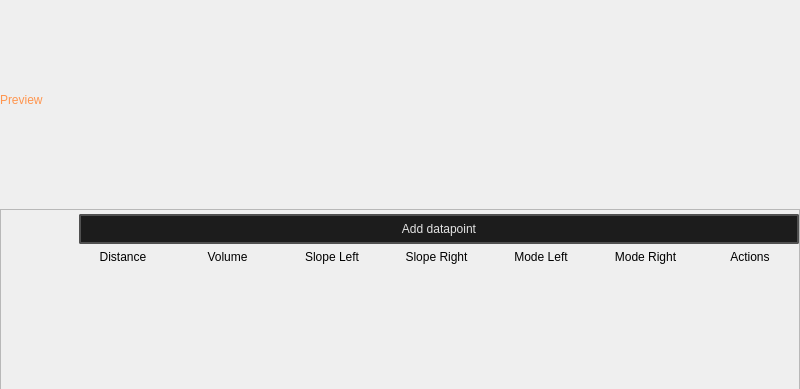
Above: src/editors/soundevent_editor/property/curve/main.ui from dertwist/Hammer5Tools before the change; both pictures show x 0 to 800 and y 0 to 389 of the 800 by 649 pixel window. Below: the same form after it.
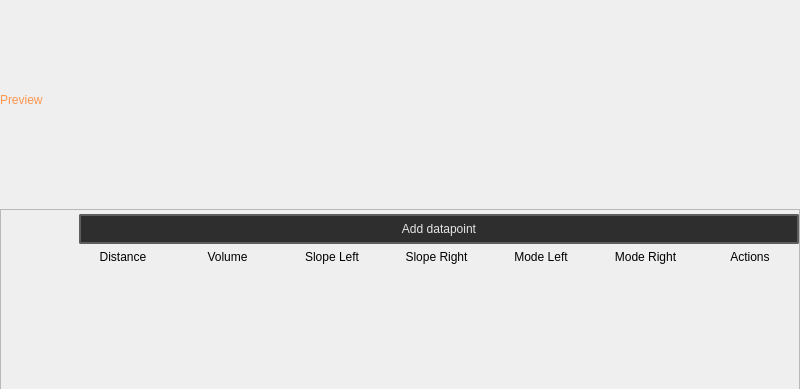
That is the form after the change. Icons and pictures are not drawn.

Patch:
```diff
--- a/src/editors/soundevent_editor/property/curve/main.ui
+++ b/src/editors/soundevent_editor/property/curve/main.ui
@@ -230,14 +230,14 @@
 
         border: 2px solid black;
         border-radius: 2px;
-        border-color: rgba(80, 80, 80, 255);
+        border-color: rgba(94, 94, 94, 255);
         height:22px;
         padding-top: 2px;
         padding-bottom:2px;
         padding-left: 4px;
         padding-right: 4px;
-        color: #E3E3E3;
-        background-color: #1C1C1C;
+        color: #e5e5e5;
+        background-color: #2e2e2e;
     }
     QPushButton:hover {
         background-color: #414956;
```
Left out of the diff: 4 changed lines with no effect on the pictures.
